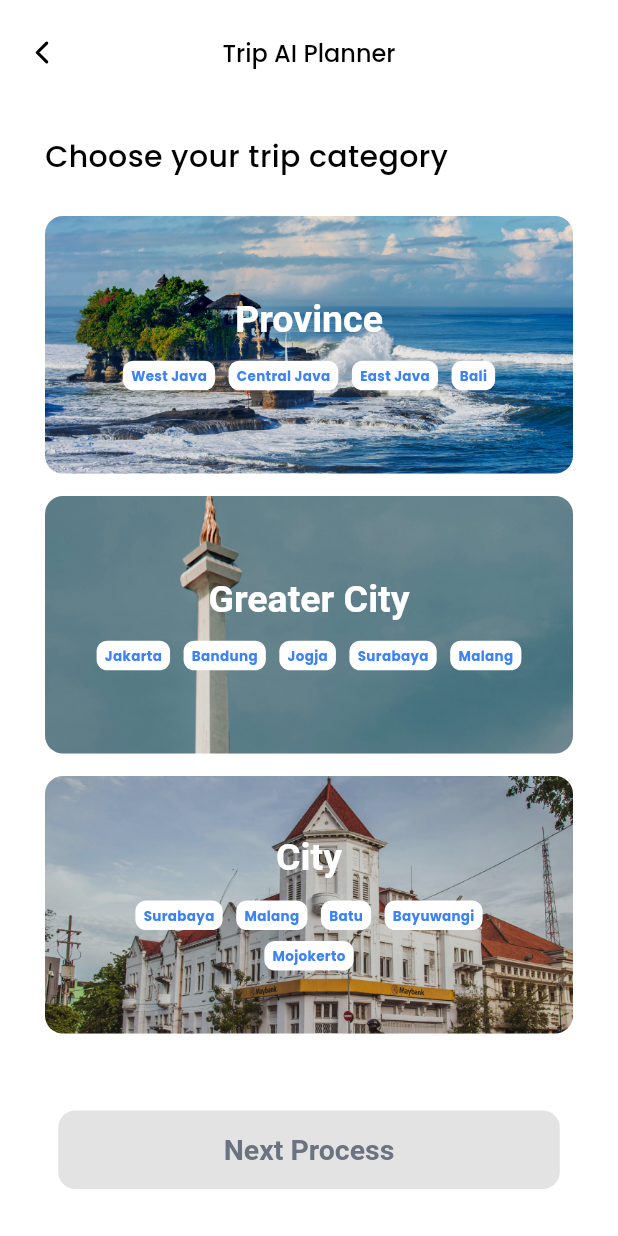
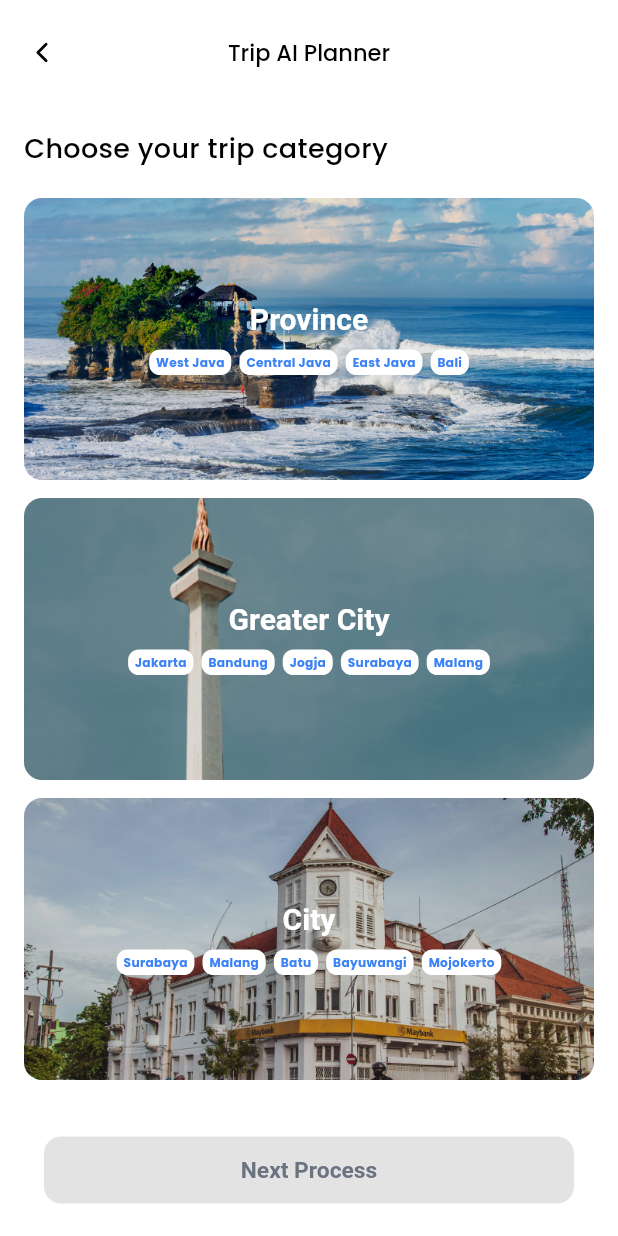
Before and after one commit to hazz01/Loka, a Flutter app: the TripAIPlannerPage screen opened by its route, on a phone screen of 412 x 824 dp. Run offline on Flutter 3.47's test engine with Material 3 defaults, Android fonts, the light colour scheme and no system bars; our stand-ins replace flutter_riverpod, go_router, google_fonts, infinite_scroll_pagination, lucide_icons_flutter, toastification and 1 more; missing offline and left inert: mapbox_maps_flutter, webview_flutter_android, webview_flutter_wkwebview; network calls fail.

Commit message:
style: :art: Create responsive page

```diff
--- a/lib/features/home/pages/trip_ai_planner_page.dart
+++ b/lib/features/home/pages/trip_ai_planner_page.dart
@@ -92,46 +92,58 @@ class _TripAIPlannerPageState extends State<TripAIPlannerPage>
     final screenHeight = MediaQuery.of(context).size.height;
     final isTablet = screenWidth > 768;
     final isLargeScreen = screenWidth > 1024;
-    final isSmallScreen = screenWidth < 375;
+    final isSmallScreen = screenWidth < 600;
+
+    // Responsive sizing
+    final horizontalPadding = isSmallScreen ? 16.0 : 30.0;
+    final verticalPadding = isSmallScreen ? 16.0 : 20.0;
+    final titleFontSize = isTablet ? 24.0 : (isSmallScreen ? 18.0 : 20.0);
+    final appBarTitleSize = isSmallScreen ? 15.0 : 16.0;
+    final iconSize = isSmallScreen ? 22.0 : 25.0;
+    final buttonTextSize = isSmallScreen ? 16.0 : 20.0;
+    final bottomMargin = isSmallScreen ? 20.0 : 30.0;
 
     return Scaffold(
       backgroundColor: Colors.white,
       appBar: AppBar(
         toolbarHeight: 70,
         backgroundColor: Colors.white,
-        title: const Text(
+        title: Text(
           'Trip AI Planner',
           style: TextStyle(
-            fontSize: 16,
+            fontSize: appBarTitleSize,
             color: Colors.black,
             fontWeight: FontWeight.w500,
           ),
         ),
         centerTitle: true,
         leading: IconButton(
-          icon: const Icon(
+          icon: Icon(
             LucideIcons.chevronLeft,
             color: Colors.black,
-            size: 25,
+            size: iconSize,
           ),
           onPressed: () => context.go('/'),
         ),
       ),
       body: SafeArea(
         child: Padding(
-          padding: const EdgeInsets.symmetric(horizontal: 30, vertical: 20),
+          padding: EdgeInsets.symmetric(
+            horizontal: horizontalPadding,
+            vertical: verticalPadding,
+          ),
           child: Column(
             crossAxisAlignment: CrossAxisAlignment.start,
             children: [
               Text(
                 "Choose your trip category",
                 style: TextStyle(
-                  fontSize: isTablet ? 24 : 20,
+                  fontSize: titleFontSize,
                   fontWeight: FontWeight.w500,
                   color: Colors.black,
                 ),
               ),
-              const SizedBox(height: 25),
+              SizedBox(height: isSmallScreen ? 20 : 25),
               Expanded(
                 child: Column(
                   children: [
@@ -148,9 +160,10 @@ class _TripAIPlannerPageState extends State<TripAIPlannerPage>
                               category: category,
                               isSelected: isSelected,
                               isTablet: isTablet,
+                              isSmallScreen: isSmallScreen,
                             ),
                             if (index < categories.length - 1)
-                              const SizedBox(height: 15),
+                              SizedBox(height: isSmallScreen ? 12 : 15),
                           ];
                         })
                         .expand((widgets) => widgets),
@@ -162,7 +175,7 @@ class _TripAIPlannerPageState extends State<TripAIPlannerPage>
         ),
       ),
       bottomNavigationBar: Container(
-        margin: const EdgeInsets.all(30),
+        margin: EdgeInsets.all(bottomMargin),
         child: AnimatedBuilder(
           animation: _buttonController,
           builder: (context, child) {
@@ -175,7 +188,9 @@ class _TripAIPlannerPageState extends State<TripAIPlannerPage>
                 style: ElevatedButton.styleFrom(
                   backgroundColor: _buttonColorAnimation.value,
                   foregroundColor: Colors.white,
-                  padding: const EdgeInsets.symmetric(vertical: 16),
+                  padding: EdgeInsets.symmetric(
+                    vertical: isSmallScreen ? 14 : 16,
+                  ),
                   shape: RoundedRectangleBorder(
                     borderRadius: BorderRadius.circular(12),
                   ),
@@ -191,9 +206,9 @@ class _TripAIPlannerPageState extends State<TripAIPlannerPage>
                         ? Colors.white
                         : const Color(0xFF6B7280),
                   ),
-                  child: const Text(
+                  child: Text(
                     "Next Process",
-                    style: TextStyle(fontSize: 20),
+                    style: TextStyle(fontSize: buttonTextSize),
                   ),
                 ),
               ),
@@ -208,8 +223,12 @@ class _TripAIPlannerPageState extends State<TripAIPlannerPage>
     required CategoryData category,
     required bool isSelected,
     required bool isTablet,
+    required bool isSmallScreen,
   }) {
     final flex = isSelected ? 5 : 3;
+    final cardPadding = isSmallScreen
+        ? (isSelected ? 18.0 : 12.0)
+        : (isSelected ? 24.0 : 16.0);
 
     return Expanded(
       flex: flex,
@@ -243,19 +262,26 @@ class _TripAIPlannerPageState extends State<TripAIPlannerPage>
                   ? Border.all(color: Colors.white.withOpacity(0.3), width: 2)
                   : null,
             ),
-            padding: EdgeInsets.all(isSelected ? 24 : 16),
+            padding: EdgeInsets.all(cardPadding),
             child: Column(
               mainAxisAlignment: isSelected
                   ? MainAxisAlignment.spaceBetween
                   : MainAxisAlignment.center,
               crossAxisAlignment: CrossAxisAlignment.center,
               children: [
-                if (isSelected) const SizedBox(height: 20) else const Spacer(),
+                if (isSelected)
+                  SizedBox(height: isSmallScreen ? 12 : 20)
+                else
+                  const Spacer(),
                 AnimatedDefaultTextStyle(
                   duration: const Duration(milliseconds: 400),
                   curve: Curves.easeInOutCubic,
                   style: TextStyle(
-                    fontSize: _getTitleFontSize(isSelected, isTablet),
+                    fontSize: _getTitleFontSize(
+                      isSelected,
+                      isTablet,
+                      isSmallScreen,
+                    ),
                     fontWeight: FontWeight.bold,
                     color: Colors.white,
                     letterSpacing: isSelected ? 0.5 : 0,
@@ -263,12 +289,22 @@ class _TripAIPlannerPageState extends State<TripAIPlannerPage>
                   child: Text(category.title, textAlign: TextAlign.center),
                 ),
                 if (isSelected) ...[
-                  const SizedBox(height: 12),
-                  _buildTagsRow(category.tags, isTablet, isSelected),
-                  const SizedBox(height: 12),
+                  SizedBox(height: isSmallScreen ? 8 : 12),
+                  _buildTagsRow(
+                    category.tags,
+                    isTablet,
+                    isSelected,
+                    isSmallScreen,
+                  ),
+                  SizedBox(height: isSmallScreen ? 8 : 12),
                 ] else ...[
-                  const SizedBox(height: 12),
-                  _buildTagsRow(category.tags, isTablet, isSelected),
+                  SizedBox(height: isSmallScreen ? 8 : 12),
+                  _buildTagsRow(
+                    category.tags,
+                    isTablet,
+                    isSelected,
+                    isSmallScreen,
+                  ),
                   const Spacer(),
                 ],
               ],
@@ -279,11 +315,13 @@ class _TripAIPlannerPageState extends State<TripAIPlannerPage>
     );
   }
 
-  double _getTitleFontSize(bool isSelected, bool isTablet) {
+  double _getTitleFontSize(bool isSelected, bool isTablet, bool isSmallScreen) {
     if (isSelected) {
-      return isTablet ? 15 : 35;
+      if (isTablet) return 15;
+      return isSmallScreen ? 28 : 35;
     } else {
-      return isTablet ? 15 : 25;
+      if (isTablet) return 15;
+      return isSmallScreen ? 20 : 25;
     }
   }
 
@@ -291,6 +329,7 @@ class _TripAIPlannerPageState extends State<TripAIPlannerPage>
     List<String> tags,
     bool isTablet, [
     bool isSelected = false,
+    bool isSmallScreen = false,
   ]) {
     final displayTags = tags;
 
@@ -307,8 +346,8 @@ class _TripAIPlannerPageState extends State<TripAIPlannerPage>
             scale: scale,
             child: Wrap(
               alignment: WrapAlignment.center,
-              spacing: 10,
-              runSpacing: 8,
+              spacing: isSmallScreen ? 6 : 10,
+              runSpacing: isSmallScreen ? 6 : 8,
               children: displayTags.asMap().entries.map((entry) {
                 final index = entry.key;
                 final tag = entry.value;
@@ -322,9 +361,9 @@ class _TripAIPlannerPageState extends State<TripAIPlannerPage>
                       child: AnimatedContainer(
                         duration: const Duration(milliseconds: 300),
                         curve: Curves.easeInOut,
-                        padding: const EdgeInsets.symmetric(
-                          horizontal: 6,
-                          vertical: 4,
+                        padding: EdgeInsets.symmetric(
+                          horizontal: isSmallScreen ? 5 : 6,
+                          vertical: isSmallScreen ? 3 : 4,
                         ),
                         decoration: BoxDecoration(
                           color: Colors.white,
@@ -333,7 +372,7 @@ class _TripAIPlannerPageState extends State<TripAIPlannerPage>
                         child: Text(
                           tag,
                           style: TextStyle(
-                            fontSize: 10,
+                            fontSize: isSmallScreen ? 9 : 10,
                             color: const Color(0xFF3B82F6),
                             fontWeight: FontWeight.bold,
                           ),
```
